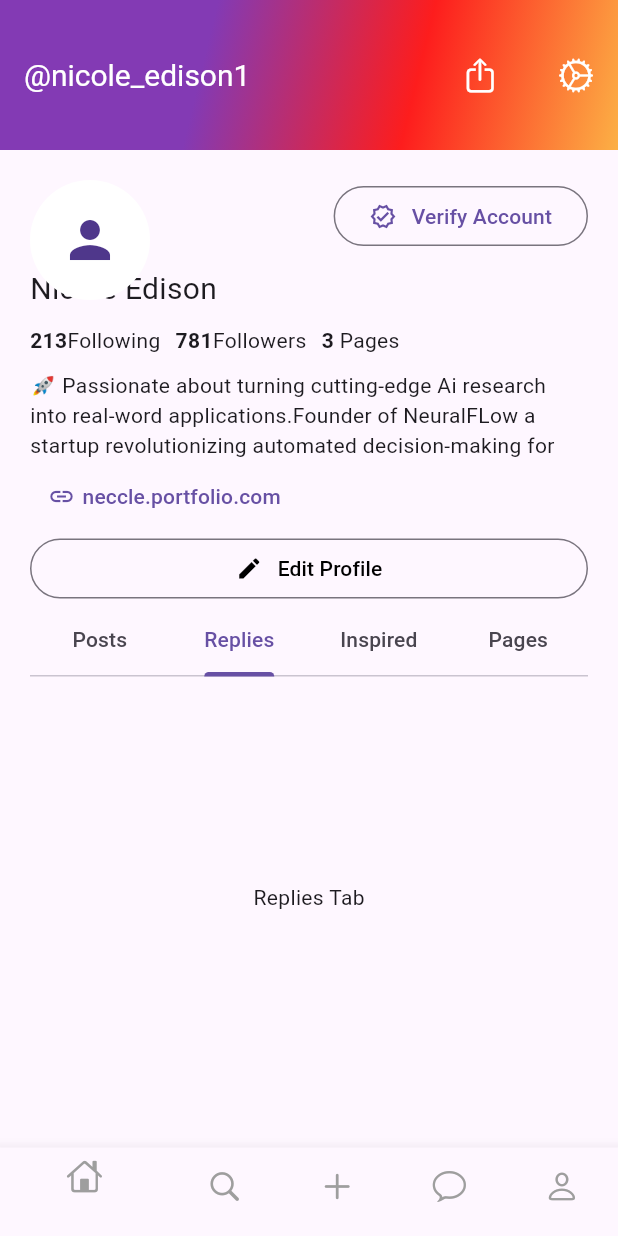
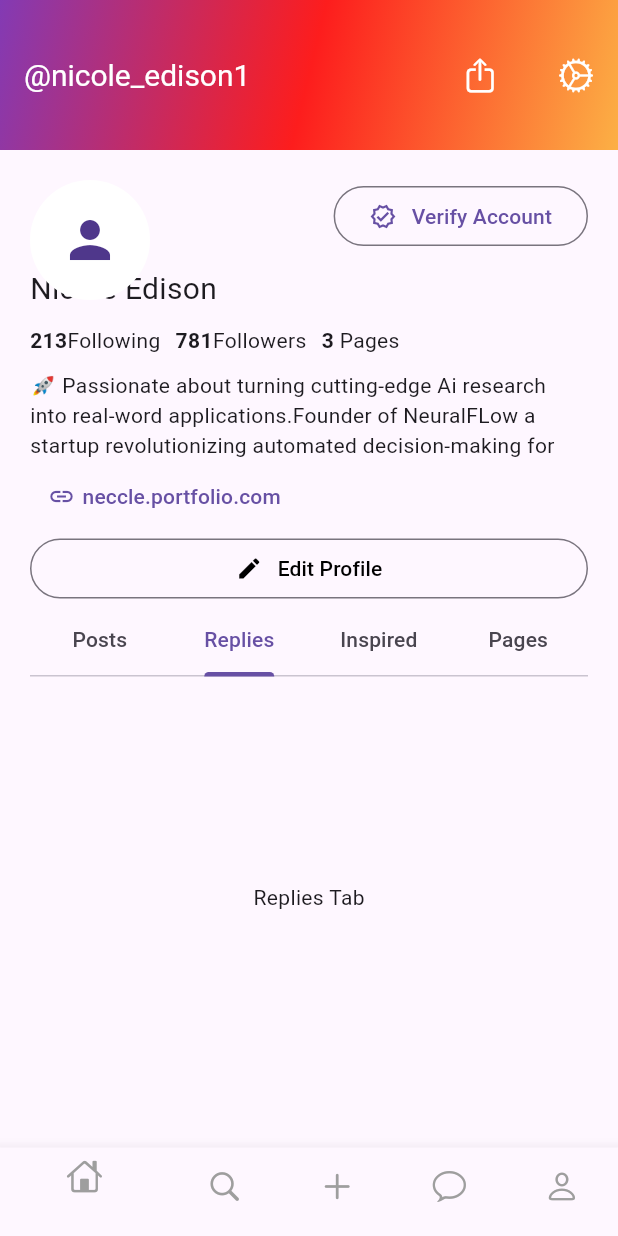
Before and after one commit to Danish9111/internship-tasks, a Flutter app: the screen it shows after launch, tab 2 chosen, on a phone screen of 412 x 824 dp. Run offline on Flutter 3.47's test engine with Material 3 defaults, Android fonts, the phone set to English and light mode, and no system bars; network calls fail.

Commit message:
optimized code

```diff
--- a/lib/main.dart
+++ b/lib/main.dart
@@ -71,6 +71,8 @@ class _MainScreenState extends State<MainScreen> {
                       ),
                     ],
                   ),
+                  floating: true,
+                  snap: true,
                   centerTitle: false,
                   backgroundColor: Colors.transparent,
                   elevation: 0,
@@ -78,7 +80,6 @@ class _MainScreenState extends State<MainScreen> {
                     decoration: BoxDecoration(
                       gradient: LinearGradient(
                         colors: [
-                          Color(0xFF833AB4),
                           Color(0xFF833AB4),
                           Color(0xFFFD1D1D),
                           Color(0xFFFCB045),
```
